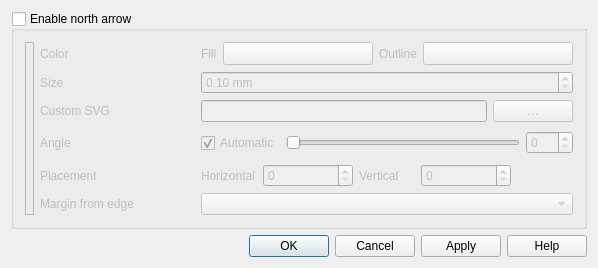
Before: the Qt Designer form src/ui/qgsdecorationnortharrowdialog.ui in qgis/QGIS, drawn with Qt 5.
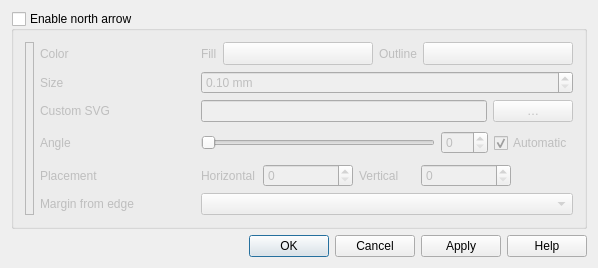
After: the same form once the commit is applied. Icons and pictures are not drawn. Custom widgets are drawn as their Qt base class.

What changed in the file:
```diff
--- a/src/ui/qgsdecorationnortharrowdialog.ui
+++ b/src/ui/qgsdecorationnortharrowdialog.ui
@@ -303,6 +303,38 @@
       </item>
       <item row="3" column="2" colspan="3">
        <layout class="QHBoxLayout" name="horizontalLayout_36">
+        <item>
+         <widget class="QSlider" name="sliderRotation">
+          <property name="toolTip">
+           <string/>
+          </property>
+          <property name="maximum">
+           <number>360</number>
+          </property>
+          <property name="singleStep">
+           <number>1</number>
+          </property>
+          <property name="pageStep">
+           <number>10</number>
+          </property>
+          <property name="orientation">
+           <enum>Qt::Horizontal</enum>
+          </property>
+         </widget>
+        </item>
+        <item>
+         <widget class="QSpinBox" name="spinAngle">
+          <property name="maximum">
+           <number>360</number>
+          </property>
+          <property name="singleStep">
+           <number>1</number>
+          </property>
+          <property name="value">
+           <number>0</number>
+          </property>
+         </widget>
+        </item>
         <item>
          <widget class="QCheckBox" name="cboxAutomatic">
           <property name="sizePolicy">
@@ -331,38 +363,6 @@
           </property>
          </widget>
         </item>
-        <item>
-         <widget class="QSlider" name="sliderRotation">
-          <property name="toolTip">
-           <string/>
-          </property>
-          <property name="maximum">
-           <number>360</number>
-          </property>
-          <property name="singleStep">
-           <number>1</number>
-          </property>
-          <property name="pageStep">
-           <number>10</number>
-          </property>
-          <property name="orientation">
-           <enum>Qt::Horizontal</enum>
-          </property>
-         </widget>
-        </item>
-        <item>
-         <widget class="QSpinBox" name="spinAngle">
-          <property name="maximum">
-           <number>360</number>
-          </property>
-          <property name="singleStep">
-           <number>1</number>
-          </property>
-          <property name="value">
-           <number>0</number>
-          </property>
-         </widget>
-        </item>
        </layout>
       </item>
       <item row="0" column="0" rowspan="6">
```
